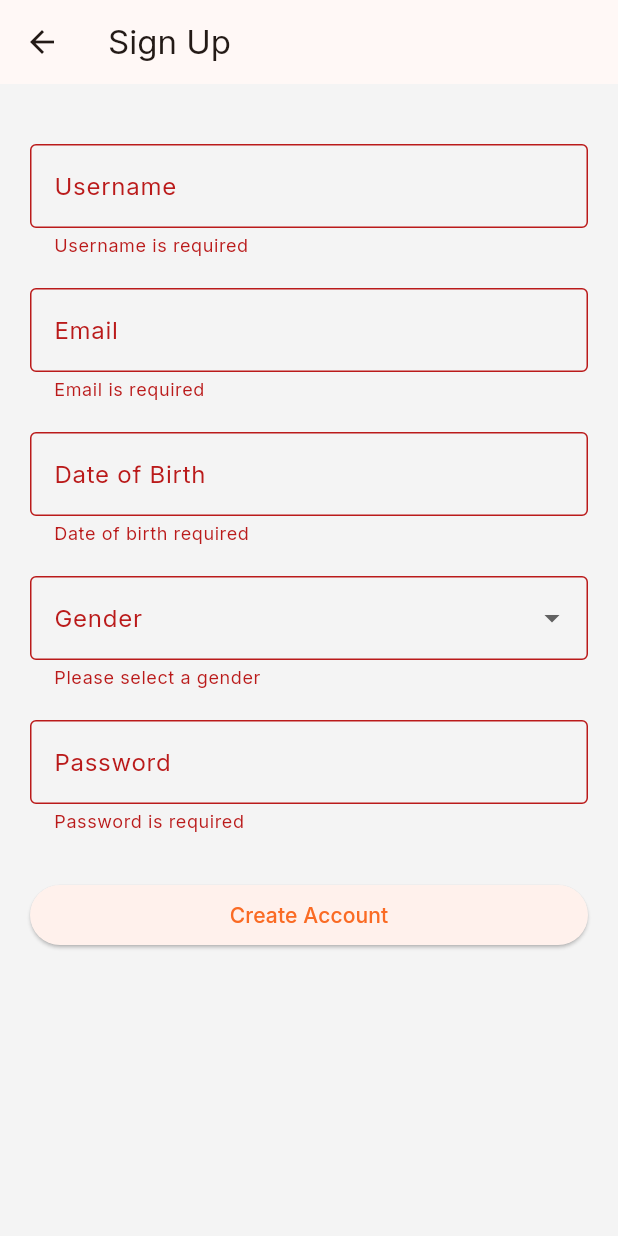
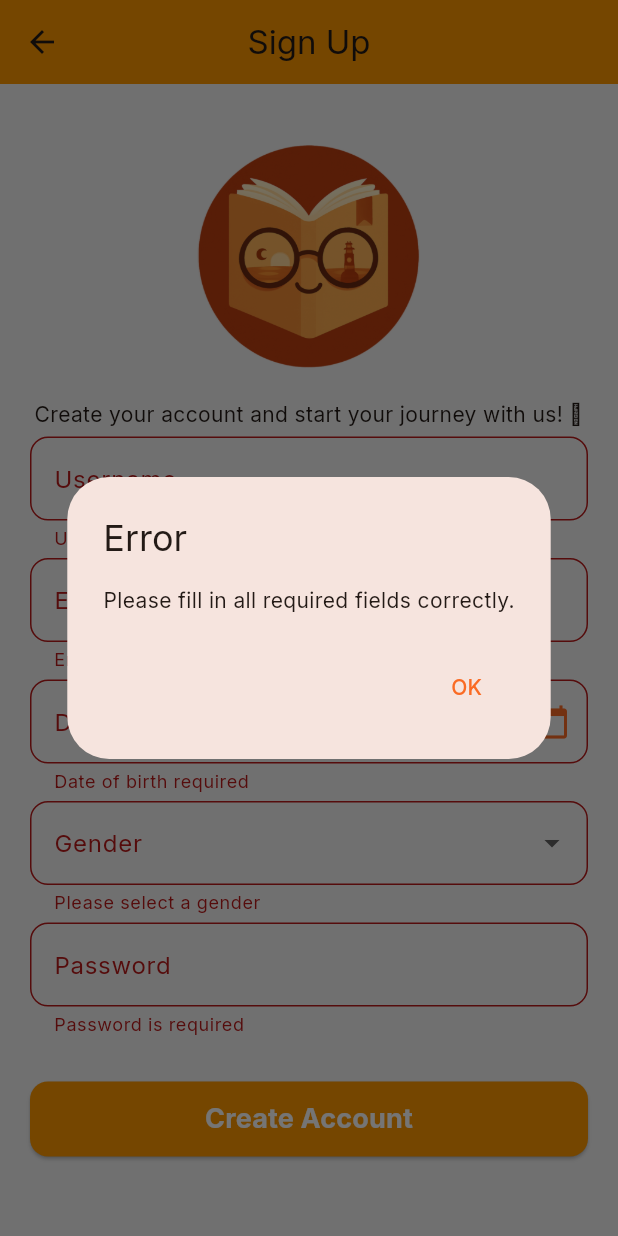
Before and after one commit to nerisius/CS310-Mobile-App, a Flutter app: the SignScreen screen opened by its route, after a tap on "Create Account", on a phone screen of 412 x 824 dp. Run offline on Flutter 3.47's test engine with Material 3 defaults, Android fonts, the phone set to English and light mode, and no system bars; our stand-ins replace fl_chart, shared_preferences; accounts and stored records are empty.

Commit message:
branch neris düzeltme

```diff
--- a/lib/screens/login_screen.dart
+++ b/lib/screens/login_screen.dart
@@ -104,6 +104,21 @@ class _LoginScreenState extends State<LoginScreen> {
                         await prefs.setBool('isLoggedIn', true);
                         Navigator.pushReplacementNamed(context, '/home');
                       }
+                      else {
+                        showDialog(
+                          context: context,
+                          builder: (context) => AlertDialog(
+                          title: const Text("Error"),
+                          content: const Text("Please fill in all required fields."),
+                          actions: [
+                            TextButton(
+                              onPressed: () => Navigator.pop(context),
+                              child: const Text("OK"),
+                            ),
+                          ],
+                          ),
+                        );
+                      }
                     },
                     child: const Text("Log In", style: AppTextStyles.buttonText),
                   ),
--- a/lib/screens/signup.dart
+++ b/lib/screens/signup.dart
@@ -1,4 +1,7 @@
 import 'package:flutter/material.dart';
+import '../utils/app_colors.dart';
+import '../utils/app_text_styles.dart';
+import '../utils/app_spacing.dart';
 
 class SignScreen extends StatefulWidget {
   const SignScreen({super.key});
@@ -33,115 +36,183 @@ class _SignScreenState extends State<SignScreen> {
   @override
   Widget build(BuildContext context) {
     return Scaffold(
+      backgroundColor: AppColors.background,
       appBar: AppBar(
-        title: const Text("Sign Up"),
+        backgroundColor: AppColors.accent,
+        title: const Text(
+          "Sign Up",
         ),
-      body: Padding(
-        padding: const EdgeInsets.all(20.0),
+        centerTitle: true,
+      ),
+      body: SingleChildScrollView(
+        child: Padding(
+          padding: AppSpacing.screenPadding,
           child: Form(
             key: _formKey,
-          child: SingleChildScrollView(
             child: Column(
               crossAxisAlignment: CrossAxisAlignment.stretch,
               children: [
 
                 const SizedBox(height: 20),
+                Image.asset(
+                  'lib/utils/circular_logo.png',
+                  width: 150,
+                  height: 150,
+                ),
+                const SizedBox(height: 20),
+
+                Text(
+                  'Create your account and start your journey with us! 🪶',
+                  textAlign: TextAlign.center,
+                ),
+
+                AppSpacing.fieldSpacing,
 
                 // Username
                 TextFormField(
                   controller: _usernameController,
-                  decoration: const InputDecoration(
+                  decoration: InputDecoration(
                     labelText: "Username",
-                    border: OutlineInputBorder(),
+                    border: OutlineInputBorder(
+                      borderSide: BorderSide(color: AppColors.textFieldBorder),
+                      borderRadius: BorderRadius.circular(12),
+                    ),
+                    focusedBorder: OutlineInputBorder(
+                      borderSide: BorderSide(color: AppColors.primary, width: 2),
+                      borderRadius: BorderRadius.circular(12),
+                    ),
                   ),
                   validator: (value) =>
                   value == null || value.isEmpty ? "Username is required" : null,
                 ),
 
-                const SizedBox(height: 20),
+                AppSpacing.fieldSpacing,
 
                 // Email
                 TextFormField(
                   controller: _emailController,
-                  decoration: const InputDecoration(
+                  decoration: InputDecoration(
                     labelText: "Email",
-                    border: OutlineInputBorder(),
+                    border: OutlineInputBorder(
+                      borderSide: BorderSide(color: AppColors.textFieldBorder),
+                      borderRadius: BorderRadius.circular(12),
+                    ),
+                    focusedBorder: OutlineInputBorder(
+                      borderSide: BorderSide(color: AppColors.primary, width: 2),
+                      borderRadius: BorderRadius.circular(12),
+                    ),
                   ),
                   validator: (value) =>
                   value == null || value.isEmpty ? "Email is required" : null,
                 ),
 
-                const SizedBox(height: 20),
+                AppSpacing.fieldSpacing,
 
-                // Date of Birth (date picker)
+                // Date of Birth
                 TextFormField(
                   controller: _dobController,
                   readOnly: true,
-                  decoration: const InputDecoration(
+                  decoration: InputDecoration(
                     labelText: "Date of Birth",
-                    border: OutlineInputBorder(),
+                    border: OutlineInputBorder(
+                      borderSide: BorderSide(color: AppColors.textFieldBorder),
+                      borderRadius: BorderRadius.circular(12),
+                    ),
+                    focusedBorder: OutlineInputBorder(
+                      borderSide: BorderSide(color: AppColors.primary, width: 2),
+                      borderRadius: BorderRadius.circular(12),
+                    ),
+                    suffixIcon: Icon(Icons.calendar_today, color: AppColors.primary),
                   ),
                   onTap: _selectDate,
                   validator: (value) =>
                   value == null || value.isEmpty ? "Date of birth required" : null,
                 ),
 
-                const SizedBox(height: 20),
+                AppSpacing.fieldSpacing,
 
                 // Gender dropdown
                 DropdownButtonFormField<String>(
-                  decoration: const InputDecoration(
+                  decoration: InputDecoration(
                     labelText: "Gender",
-                    border: OutlineInputBorder(),
+                    border: OutlineInputBorder(
+                      borderSide: BorderSide(color: AppColors.textFieldBorder),
+                      borderRadius: BorderRadius.circular(12),
+                    ),
+                    focusedBorder: OutlineInputBorder(
+                      borderSide: BorderSide(color: AppColors.primary, width: 2),
+                      borderRadius: BorderRadius.circular(12),
+                    ),
                   ),
                   items: const [
-                    DropdownMenuItem(
-                      value: "male",
-                      child: Text("Male"),
-                    ),
-                    DropdownMenuItem(
-                      value: "female",
-                      child: Text("Female"),
-                    ),
-                    DropdownMenuItem(
-                      value: "other",
-                      child: Text("Other"),
-                    ),
+                    DropdownMenuItem(value: "male", child: Text("Male")),
+                    DropdownMenuItem(value: "female", child: Text("Female")),
+                    DropdownMenuItem(value: "other", child: Text("Other")),
                   ],
                   onChanged: (value) {
                     setState(() {
-                      _selectedGender = value!;
+                      _selectedGender = value;
                     });
                   },
                   validator: (value) =>
                   value == null ? "Please select a gender" : null,
                 ),
 
-                const SizedBox(height: 20),
+                AppSpacing.fieldSpacing,
 
                 // Password
                 TextFormField(
                   controller: _passwordController,
-                  decoration: const InputDecoration(
+                  obscureText: true,
+                  decoration: InputDecoration(
                     labelText: "Password",
-                    border: OutlineInputBorder(),
+                    border: OutlineInputBorder(
+                      borderSide: BorderSide(color: AppColors.textFieldBorder),
+                      borderRadius: BorderRadius.circular(12),
                     ),
-                  obscureText: true,
+                    focusedBorder: OutlineInputBorder(
+                      borderSide: BorderSide(color: AppColors.primary, width: 2),
+                      borderRadius: BorderRadius.circular(12),
+                    ),
+                  ),
                   validator: (value) =>
                   value == null || value.isEmpty ? "Password is required" : null,
                 ),
 
-                const SizedBox(height: 30),
+                AppSpacing.buttonSpacing,
 
                 // Sign Up button
-                ElevatedButton(
+                SizedBox(
+                  height: 50,
+                  child: ElevatedButton(
+                    style: ElevatedButton.styleFrom(
+                      backgroundColor: AppColors.accent,
+                      shape: RoundedRectangleBorder(
+                        borderRadius: BorderRadius.circular(12),
+                      ),
+                    ),
                     onPressed: () {
                       if (_formKey.currentState!.validate()) {
-                      // Later: send to backend, create account, etc.
                         Navigator.pushReplacementNamed(context, '/home');
+                      } else {
+                        showDialog(
+                          context: context,
+                          builder: (context) => AlertDialog(
+                            title: const Text("Error"),
+                            content: const Text(
+                                "Please fill in all required fields correctly."),
+                            actions: [
+                              TextButton(
+                                onPressed: () => Navigator.pop(context),
+                                child: const Text("OK"),
+                              ),
+                            ],
+                          ),
+                        );
                       }
                     },
-                  child: const Text("Create Account"),
+                    child: const Text("Create Account", style: AppTextStyles.buttonText),
+                  ),
                 ),
               ],
             ),
--- a/pubspec.yaml
+++ b/pubspec.yaml
@@ -14,6 +14,8 @@ environment:
 dependencies:
   flutter:
     sdk: flutter
+
+  fl_chart: ^0.69.0
 
   # The following adds the Cupertino Icons font to your application.
   # Use with the CupertinoIcons class for iOS style icons.
```
Also changed, not shown: pubspec.lock. Lines whose indentation alone changed are shown as unchanged.
